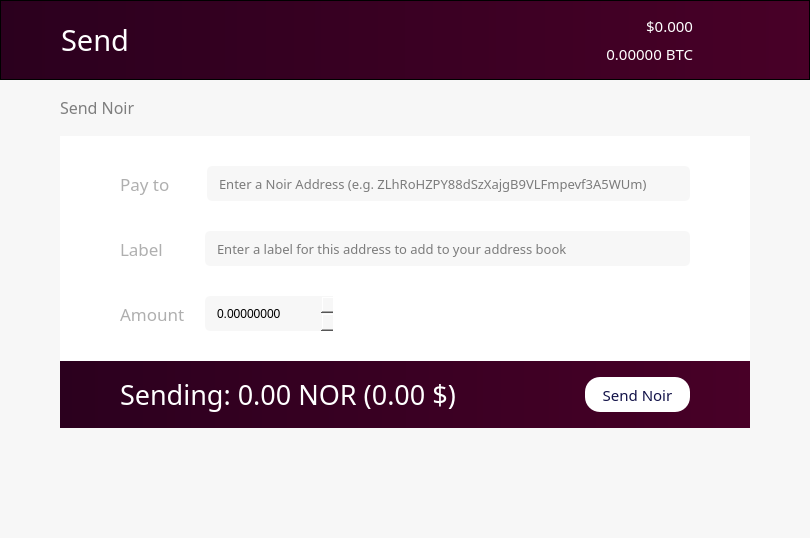
Qt form src/qt/forms/sendcoinsdialog.ui (noirofficial/noir) before a commit.
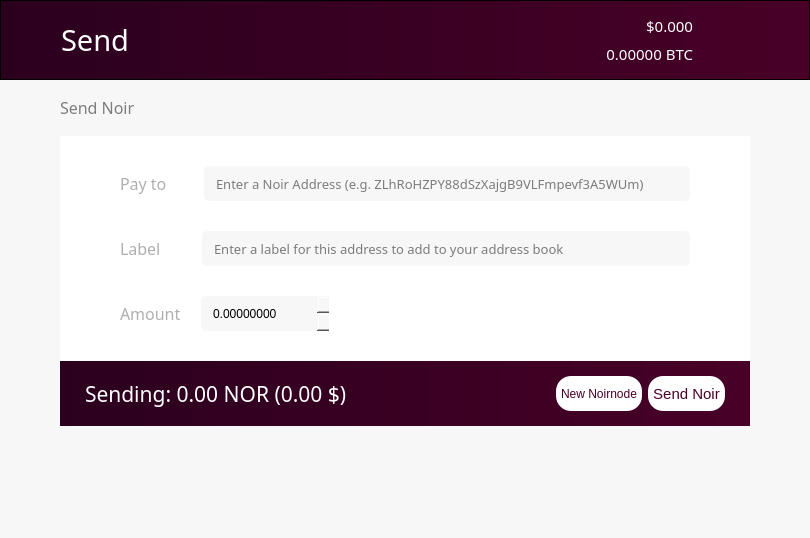
The same form after that commit. Icons and pictures are not drawn. Custom widgets are drawn as their Qt base class.

Commit message: Create Noirnode using a setup in GUI

```diff
--- a/src/qt/forms/sendcoinsdialog.ui
+++ b/src/qt/forms/sendcoinsdialog.ui
@@ -425,7 +425,7 @@
               <property name="font">
                <font>
                 <family>NoirMedium</family>
-                <pointsize>13</pointsize>
+                <pointsize>12</pointsize>
                 <weight>50</weight>
                 <bold>false</bold>
                </font>
@@ -521,7 +521,7 @@
               <property name="font">
                <font>
                 <family>NoirMedium</family>
-                <pointsize>13</pointsize>
+                <pointsize>12</pointsize>
                 <weight>50</weight>
                 <bold>false</bold>
                </font>
@@ -602,7 +602,7 @@
               <property name="font">
                <font>
                 <family>NoirMedium</family>
-                <pointsize>13</pointsize>
+                <pointsize>12</pointsize>
                 <weight>50</weight>
                 <bold>false</bold>
                </font>
@@ -724,13 +724,13 @@
           </property>
           <layout class="QHBoxLayout" name="horizontalLayout_7">
            <property name="leftMargin">
-            <number>60</number>
+            <number>25</number>
            </property>
            <property name="topMargin">
             <number>15</number>
            </property>
            <property name="rightMargin">
-            <number>60</number>
+            <number>25</number>
            </property>
            <property name="bottomMargin">
             <number>15</number>
@@ -740,7 +740,7 @@
              <property name="font">
               <font>
                <family>NoirLight</family>
-               <pointsize>20</pointsize>
+               <pointsize>16</pointsize>
                <weight>50</weight>
                <italic>false</italic>
                <bold>false</bold>
@@ -757,6 +757,40 @@
              </property>
             </widget>
            </item>
+           <item>
+            <widget class="QPushButton" name="newButton">
+             <property name="sizePolicy">
+              <sizepolicy hsizetype="Fixed" vsizetype="Fixed">
+               <horstretch>0</horstretch>
+               <verstretch>0</verstretch>
+              </sizepolicy>
+             </property>
+             <property name="styleSheet">
+              <string notr="true">QPushButton {
+background-color: white;
+color: #480027;
+border-radius:15px;
+height:35px;
+border-width:0px;
+padding-left: 5px;
+padding-right: 5px;
+}
+
+QPushButton:hover {
+background-color: rgb(243, 243, 243);
+color: #480027;
+border-radius:15px;
+height:35px;
+border-width:0px;
+padding-left: 5px;
+padding-right: 5px;
+}</string>
+             </property>
+             <property name="text">
+              <string>New Noirnode</string>
+             </property>
+            </widget>
+           </item>
            <item>
             <widget class="QPushButton" name="pushButton">
              <property name="sizePolicy">
@@ -773,18 +807,32 @@
              </property>
              <property name="font">
               <font>
-               <family>NoirRegular</family>
+               <family>Ubuntu</family>
                <pointsize>11</pointsize>
                <weight>50</weight>
                <bold>false</bold>
               </font>
              </property>
              <property name="styleSheet">
-              <string notr="true">background-color: white;
-color: rgb(19, 19, 73);;
+              <string notr="true">QPushButton {
+background-color: white;
+color: #480027;
 border-radius:15px;
 height:35px;
-width:105px;</string>
+border-width:0px;
+padding-left: 5px;
+padding-right: 5px;
+}
+
+QPushButton:hover {
+background-color: rgb(243, 243, 243);
+color: #480027;
+border-radius:15px;
+height:35px;
+border-width:0px;
+padding-left: 5px;
+padding-right: 5px;
+}</string>
              </property>
              <property name="text">
               <string>Send Noir</string>
```
The commit also changes 3 other files.
